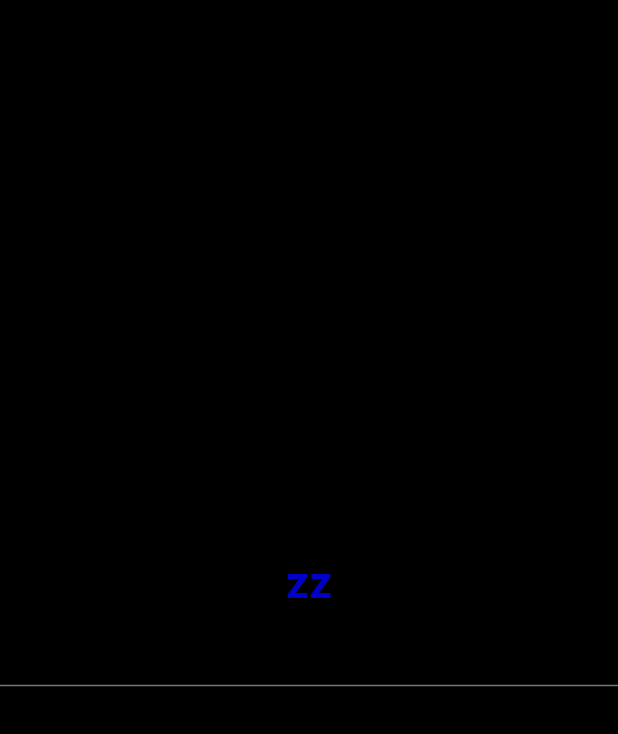
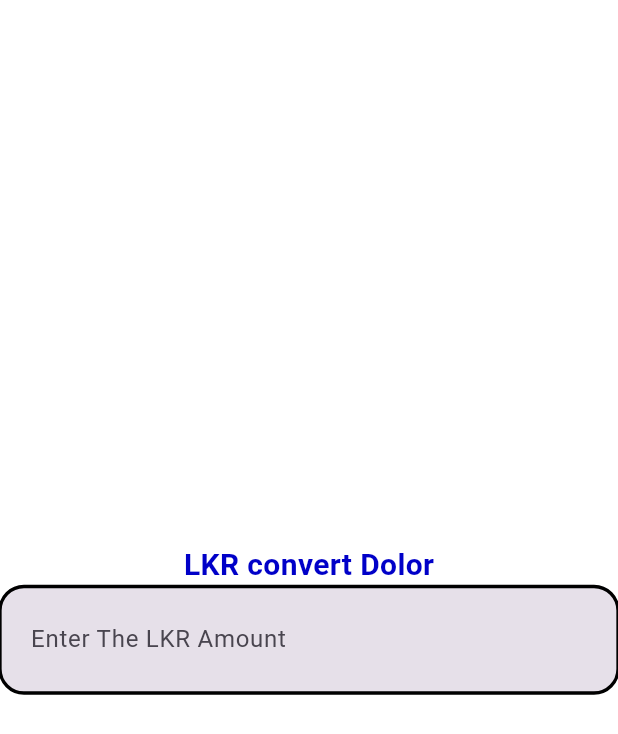
Before and after one commit to R-veesh/flutter_calApp, a Flutter app: the screen it shows after launch, on a phone screen of 412 x 824 dp. Shown: the top 734 px of the screen. Run offline on Flutter 3.47's test engine with Material 3 defaults, Android fonts, the phone set to English and light mode, and no system bars.

Commit message:
edit the border

```diff
--- a/lib/WaterialPage.dart
+++ b/lib/WaterialPage.dart
@@ -5,7 +5,18 @@ class CMaterialPage extends StatelessWidget {
 
   @override
   Widget build(BuildContext context) {
-    return const Scaffold(
+    final border = OutlineInputBorder(
+      borderSide: BorderSide(
+        color: Colors.black,
+        width: 2.2,
+        strokeAlign: BorderSide.strokeAlignCenter,
+      ),
+      borderRadius: BorderRadius.all(
+        Radius.circular(16),
+      ),
+    );
+
+    return Scaffold(
       // body: Center(
       //   child: Text("hello   gggggg"),
       // ),
@@ -29,19 +40,73 @@ class CMaterialPage extends StatelessWidget {
       //     ],
       //   ),
       // ),
-      backgroundColor: Color.fromARGB(255, 0, 0, 1),
+      backgroundColor: Color.fromARGB(0, 1, 1, 19),
       body: Center(
         child: Column(
           mainAxisAlignment: MainAxisAlignment.center,
           children: [
             Text(
-              'zz',
+              'LKR convert Dolor',
               style: TextStyle(
-                  fontSize: 30,
+                  fontSize: 20,
                   fontWeight: FontWeight.bold,
                   color: Color.fromARGB(255, 0, 0, 200)),
             ),
-            TextField(),
+            TextField(
+              style: TextStyle(
+                color: Color.fromARGB(255, 38, 102, 175),
+                fontSize: 26,
+              ),
+              // decoration: InputDecoration(
+              //   label: Text(
+              //     'enter the LKR amount',
+              //     style: TextStyle(
+              //       color: Colors.amber,
+              //     ),
+              //   ),
+              // ),
+
+              // decoration: InputDecoration(
+              //   labelText: 'good ',
+              // ),
+
+              // decoration: InputDecoration(
+              //   helperText: 'good ',
+              // ),
+
+              decoration: InputDecoration(
+                labelText: ' Enter The LKR Amount ',
+                hintText: '   LKR ',
+                hintStyle: TextStyle(
+                  color: Color.fromARGB(96, 31, 21, 182),
+                ),
+                prefix: Icon(Icons.monetization_on),
+                filled: true,
+                prefixIconColor: Color.fromARGB(255, 9, 106, 109),
+                // focusedBorder: OutlineInputBorder(
+                //   borderSide: BorderSide(
+                //     color: Colors.black,
+                //     width: 2.2,
+                //     strokeAlign: BorderSide.strokeAlignCenter,
+                //   ),
+                //   borderRadius: BorderRadius.all(
+                //     Radius.circular(16),
+                //   ),
+                // ),
+                // enabledBorder: OutlineInputBorder(
+                //   borderSide: BorderSide(
+                //     color: Colors.black,
+                //     width: 2.2,
+                //     strokeAlign: BorderSide.strokeAlignCenter,
+                //   ),
+                //   borderRadius: BorderRadius.all(
+                //     Radius.circular(16),
+                //   ),
+                // ),
+                focusedBorder: border,
+                enabledBorder: border,
+              ),
+            ),
           ],
         ),
       ),
```
